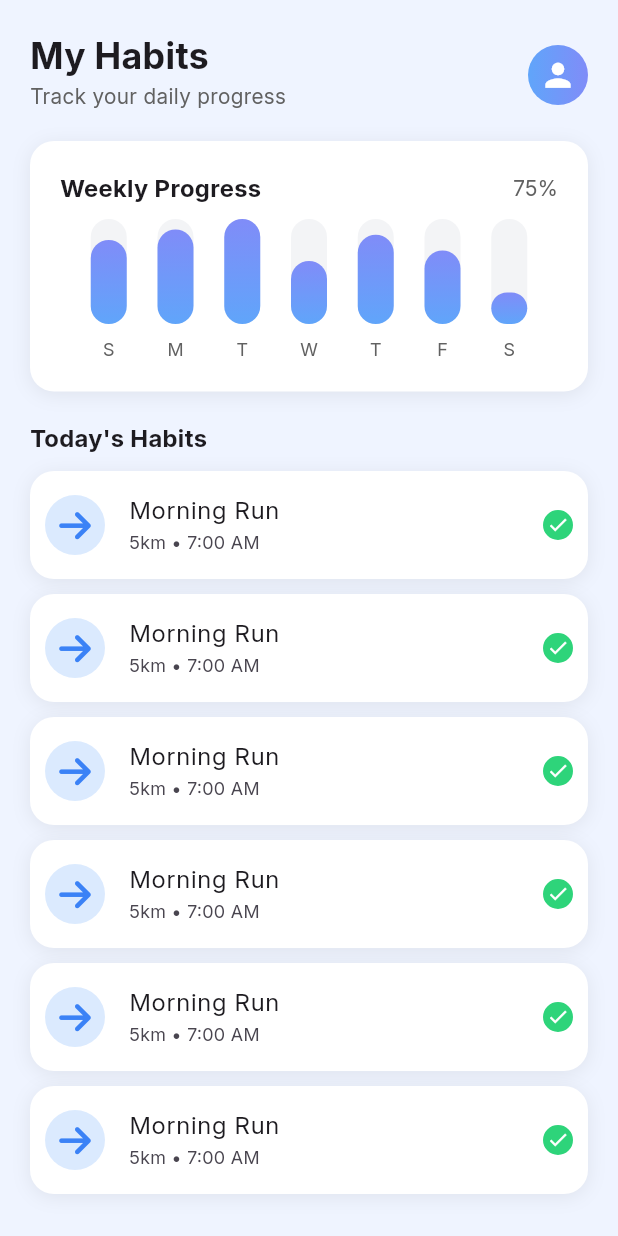
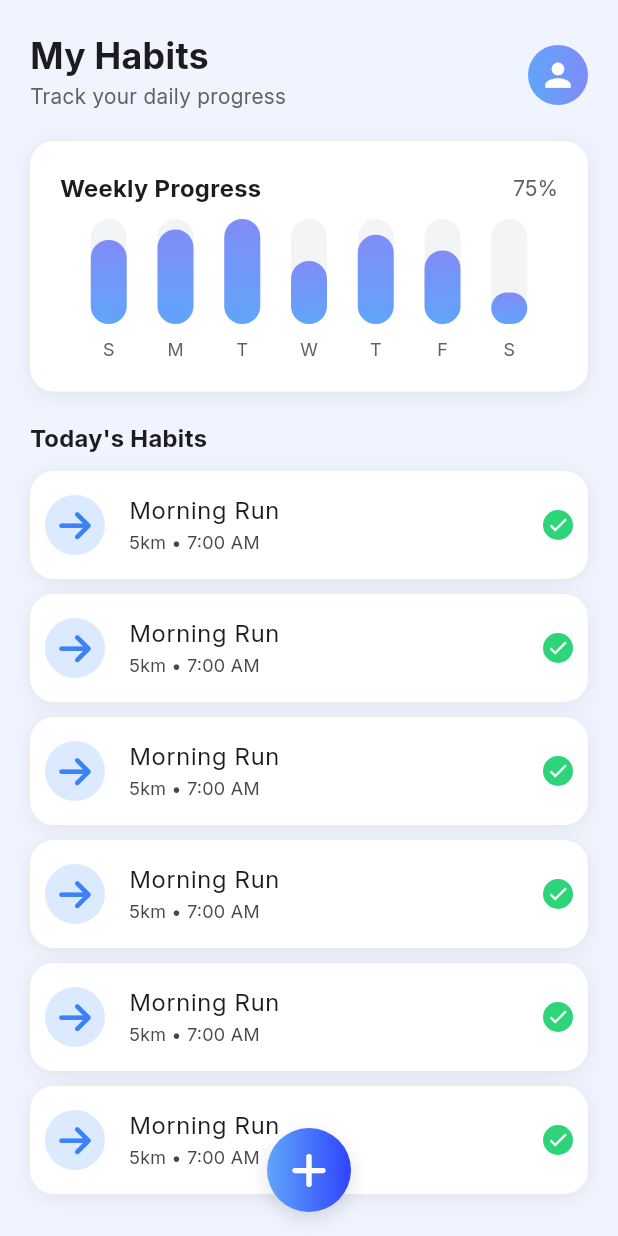
Before and after one commit to x00Adham/Habitly-App, a Flutter app: the screen it shows after launch, on a phone screen of 412 x 824 dp. Run offline on Flutter 3.47's test engine with Material 3 defaults, Android fonts, the phone set to English and light mode, and no system bars; our stand-ins replace font_awesome_flutter.

Commit message:
Add floating action button

```diff
--- a/lib/screens/home_page.dart
+++ b/lib/screens/home_page.dart
@@ -1,5 +1,7 @@
 import 'package:flutter/material.dart';
 import 'package:habitly/constants/colors.dart';
+import 'package:habitly/widgets/custom_floating_button.dart';
+
 import 'package:habitly/widgets/listview_of_habits.dart';
 import 'package:habitly/widgets/my_app_bar.dart';
 
@@ -11,6 +13,8 @@ class HomePage extends StatelessWidget {
   @override
   Widget build(BuildContext context) {
     return Scaffold(
+      floatingActionButton: CustomFloatingButton(onTap: () {}),
+      floatingActionButtonLocation: FloatingActionButtonLocation.centerFloat,
       backgroundColor: maincolor,
       body: Padding(
         padding: const EdgeInsets.all(20),
--- /dev/null
+++ b/lib/widgets/custom_floating_button.dart
@@ -0,0 +1,39 @@
+import 'package:flutter/material.dart';
+import 'package:font_awesome_flutter/font_awesome_flutter.dart';
+import 'package:habitly/constants/colors.dart';
+
+class CustomFloatingButton extends StatelessWidget {
+  final VoidCallback onTap;
+
+  const CustomFloatingButton({super.key, required this.onTap});
+
+  @override
+  Widget build(BuildContext context) {
+    return GestureDetector(
+      onTap: onTap,
+      child: Container(
+        width: 56,
+        height: 56,
+        decoration: BoxDecoration(
+          shape: BoxShape.circle,
+          gradient: LinearGradient(
+            colors: [
+              const Color.fromARGB(255, 47, 68, 255),
+              myblue,
+            ], // adjust if needed
+            begin: Alignment.centerRight,
+            end: Alignment.centerLeft,
+          ),
+          boxShadow: [
+            BoxShadow(
+              color: Colors.black12,
+              blurRadius: 10,
+              offset: Offset(0, 5),
+            ),
+          ],
+        ),
+        child: const Icon(FontAwesomeIcons.add, color: Colors.white, size: 27),
+      ),
+    );
+  }
+}
```
